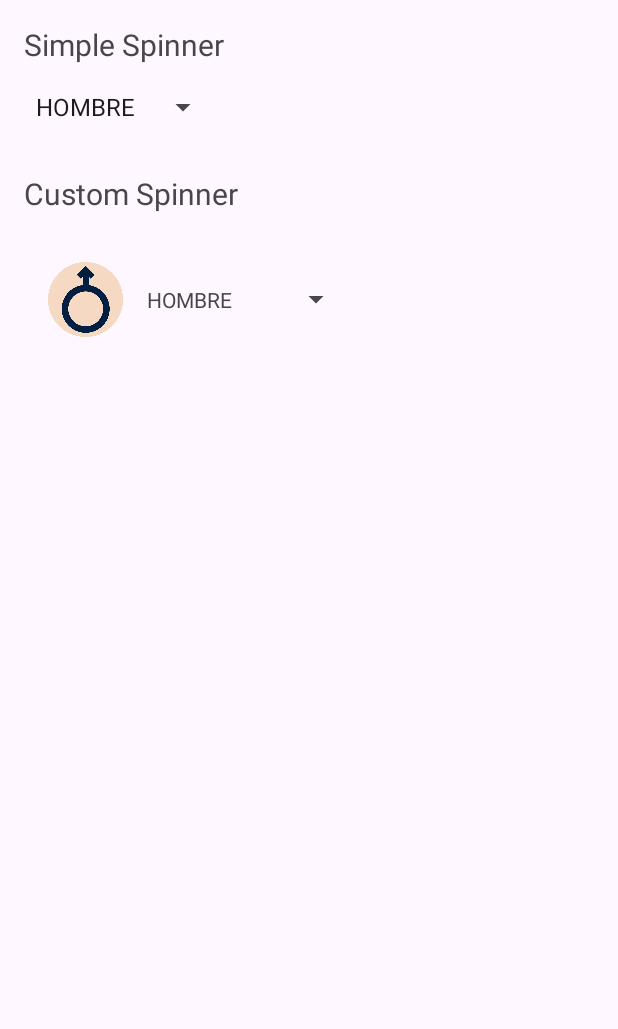
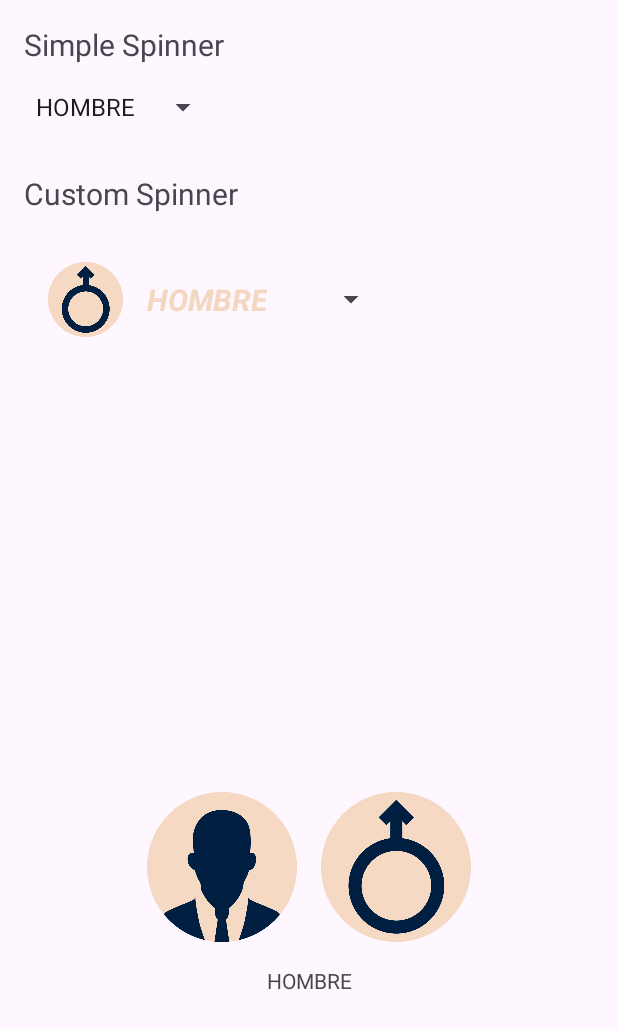
Before and after one commit to ieslavereda/SpinnerAndroidExample, an Android app: the screen it shows after launch (MainActivity), on a phone screen of 412 x 824 dp. Shown: the top 1029 px of the screen. Run offline under Robolectric (Android 15) with nearby library versions, the phone set to English and light mode, and no system bars.

Commit message:
Inicial commit

```diff
--- a/app/src/main/java/es/ieslavereda/myapplication/MainActivity.java
+++ b/app/src/main/java/es/ieslavereda/myapplication/MainActivity.java
@@ -3,13 +3,20 @@ package es.ieslavereda.myapplication;
 import androidx.appcompat.app.AppCompatActivity;
 
 import android.os.Bundle;
+import android.view.View;
+import android.widget.AdapterView;
 import android.widget.ArrayAdapter;
+import android.widget.ImageView;
 import android.widget.Spinner;
+import android.widget.TextView;
 
-public class MainActivity extends AppCompatActivity {
+public class MainActivity extends AppCompatActivity implements AdapterView.OnItemSelectedListener {
 
     private Spinner spinner;
     private Spinner simpleSpinner;
+    private TextView descripcion;
+    private ImageView icon;
+    private ImageView image;
 
     @Override
     protected void onCreate(Bundle savedInstanceState) {
@@ -18,29 +25,31 @@ public class MainActivity extends AppCompatActivity {
 
         simpleSpinner = findViewById(R.id.simple_spinner);
         spinner = findViewById(R.id.custom_spinner);
+        descripcion = findViewById(R.id.description);
+        icon = findViewById(R.id.icon);
+        image = findViewById(R.id.image);
 
-        simpleSpinner.setAdapter(new ArrayAdapter<>(this, android.R.layout.simple_spinner_item,Sexo.values()));
+        simpleSpinner.setAdapter(new ArrayAdapter<>(this, android.R.layout.simple_spinner_item, Sexo.values()));
+        spinner.setAdapter(new CustomArrayAdapter<>(this, R.layout.custom_spinner_item, Sexo.values()));
 
-        spinner.setAdapter(new CustomArrayAdapter<Sexo>(this,R.layout.custom_spinner_item,Sexo.values()));
+        simpleSpinner.setOnItemSelectedListener(this);
+        spinner.setOnItemSelectedListener(this);
 
     }
 
-    public enum Sexo implements Listable{
-        HOMBRE,MUJER;
 
-        @Override
-        public String getDescription() {
-            return this.name();
-        }
 
-        @Override
-        public int getDrawableSimbol() {
-            return this.equals(HOMBRE)?R.drawable.s_mas:R.drawable.s_fem;
-        }
 
-        @Override
-        public int getDrawableImage() {
-            return this.equals(HOMBRE)?R.drawable.i_mas:R.drawable.i_fem;
-        }
+    @Override
+    public void onItemSelected(AdapterView<?> adapterView, View view, int i, long l) {
+        descripcion.setText(((Listable)adapterView.getSelectedItem()).getDescription());
+        icon.setImageResource(((Listable)adapterView.getSelectedItem()).getDrawableSimbol());
+        image.setImageResource(((Listable)adapterView.getSelectedItem()).getDrawableImage());
     }
+
+    @Override
+    public void onNothingSelected(AdapterView<?> adapterView) {
+
+    }
+
 }
--- /dev/null
+++ b/app/src/main/java/es/ieslavereda/myapplication/Sexo.java
@@ -0,0 +1,20 @@
+package es.ieslavereda.myapplication;
+
+public enum Sexo implements Listable{
+    HOMBRE,MUJER;
+
+    @Override
+    public String getDescription() {
+        return this.name();
+    }
+
+    @Override
+    public int getDrawableSimbol() {
+        return this.equals(HOMBRE)?R.drawable.s_mas:R.drawable.s_fem;
+    }
+
+    @Override
+    public int getDrawableImage() {
+        return this.equals(HOMBRE)?R.drawable.i_mas:R.drawable.i_fem;
+    }
+}
--- a/app/src/main/res/layout/activity_main.xml
+++ b/app/src/main/res/layout/activity_main.xml
@@ -45,4 +45,42 @@
         android:textSize="20sp"
         app:layout_constraintStart_toStartOf="parent"
         app:layout_constraintTop_toBottomOf="@+id/simple_spinner" />
+
+    <TextView
+        android:id="@+id/description"
+        android:layout_width="wrap_content"
+        android:layout_height="wrap_content"
+        android:text="TextView"
+        app:layout_constraintBottom_toBottomOf="parent"
+        app:layout_constraintEnd_toEndOf="parent"
+        app:layout_constraintStart_toStartOf="parent"
+        app:layout_constraintTop_toTopOf="parent"
+        app:layout_constraintVertical_bias="0.80" />
+
+    <ImageView
+        android:id="@+id/icon"
+        android:layout_width="100dp"
+        android:layout_height="100dp"
+        android:layout_marginStart="8dp"
+        android:layout_marginBottom="16dp"
+        app:layout_constraintBottom_toTopOf="@+id/description"
+        app:layout_constraintStart_toStartOf="@+id/guideline2"
+        app:srcCompat="@drawable/ic_launcher_background" />
+
+    <ImageView
+        android:id="@+id/image"
+        android:layout_width="100dp"
+        android:layout_height="100dp"
+        android:layout_marginEnd="8dp"
+        android:layout_marginBottom="16dp"
+        app:layout_constraintBottom_toTopOf="@+id/description"
+        app:layout_constraintEnd_toStartOf="@+id/guideline2"
+        app:srcCompat="@drawable/ic_launcher_background" />
+
+    <androidx.constraintlayout.widget.Guideline
+        android:id="@+id/guideline2"
+        android:layout_width="wrap_content"
+        android:layout_height="wrap_content"
+        android:orientation="vertical"
+        app:layout_constraintGuide_percent="0.5" />
 </androidx.constraintlayout.widget.ConstraintLayout>
--- a/app/src/main/res/layout/custom_spinner_item.xml
+++ b/app/src/main/res/layout/custom_spinner_item.xml
@@ -12,6 +12,9 @@
         android:layout_marginEnd="16dp"
         android:padding="16dp"
         android:text="TextView"
+        android:textColor="#F3D7C1"
+        android:textSize="20sp"
+        android:textStyle="bold|italic"
         app:layout_constraintBottom_toBottomOf="@+id/imageView"
         app:layout_constraintEnd_toEndOf="parent"
         app:layout_constraintStart_toEndOf="@+id/imageView"
```
